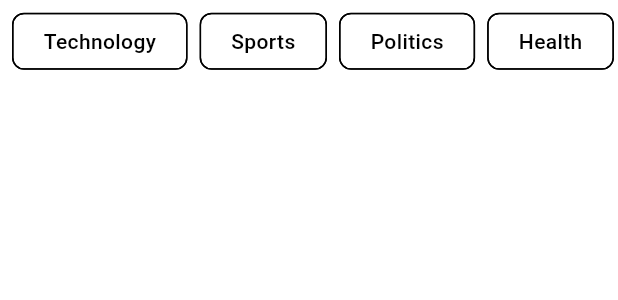
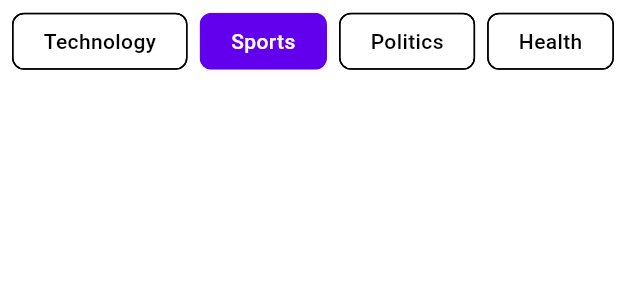
Before and after one commit to hangsopheak/news-app-demo-flutter, a Flutter app: the CategoryFilterChips widget shown alone on an empty page, opened directly, on a phone screen of 412 x 824 dp. Shown: the top 300 px of the screen. Run offline on Flutter 3.47's test engine with Material 3 defaults, Android fonts, the phone set to English and light mode, and no system bars; our stand-ins replace cached_network_image, shared_preferences; accounts and stored records are empty; network calls fail; Roboto replaces fonts that are missing (Poppins).

Commit message:
stateful explore screen

```diff
--- a/lib/features/explore/ui/widget/category_filter_chip.dart
+++ b/lib/features/explore/ui/widget/category_filter_chip.dart
@@ -35,17 +35,15 @@ class CategoryFilterChips extends StatelessWidget {
               selected: isSelected,
               label: Text(
                 category.name,
-                style: Theme.of(context).textTheme.bodyMedium,
+                style: Theme.of(context).textTheme.bodyMedium?.copyWith(
+                  color: isSelected ? Theme.of(context).colorScheme.onPrimary : Theme.of(context).colorScheme.onSurface,
+                ),
               ),
               onSelected: (_) => onCategorySelected(category.id),
+              backgroundColor: Theme.of(context).colorScheme.surfaceContainerLow,
               selectedColor: Theme.of(context).colorScheme.primary,
-              labelStyle: TextStyle(
-                color: isSelected
-                    ? Theme.of(context).colorScheme.surface
-                    : null,
-
-              ),
               padding: const EdgeInsets.symmetric(horizontal: 12, vertical: 8),
+              showCheckmark: false,
             ),
           );
         },
--- a/lib/shared/theme/theme.dart
+++ b/lib/shared/theme/theme.dart
@@ -28,9 +28,9 @@ class NewsAppTheme {
   /// Dark Theme
   static ThemeData darkTheme = ThemeData(
     colorScheme: ColorScheme.light(
-      surface: Colors.white, // Background for surfaces
-      surfaceContainerLowest: Colors.white, // Card backgrounds
-      surfaceContainerLow: Colors.white, // Container backgrounds
+      surface: Colors.black, // Background for surfaces
+      surfaceContainerLowest: Colors.black, // Card backgrounds
+      surfaceContainerLow: Colors.black, // Container backgrounds
     ),
     useMaterial3: true,
     fontFamily: 'Poppins',
```
Also changed, not shown: lib/features/explore/ui/explore_screen.dart (+20 -6 lines).
